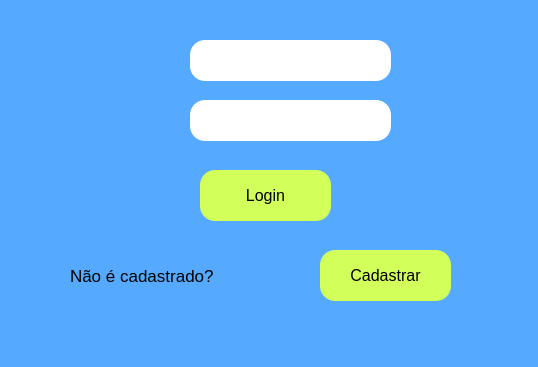
First picture: the form in tela_login.ui, repository ImpactPark/Cadastro_Produtos, before the edit.
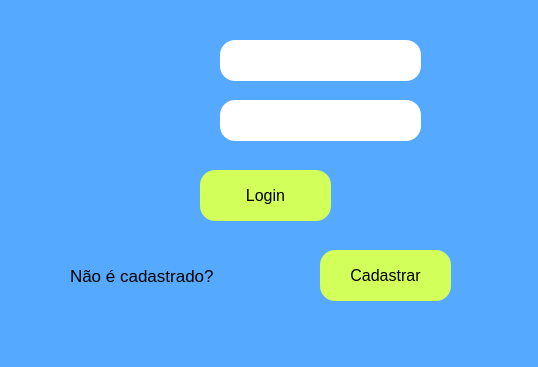
Second picture: the form after the edit.

Commit message: update_tela_login

The edit to the form file:
```diff
--- a/tela_login.ui
+++ b/tela_login.ui
@@ -20,7 +20,7 @@
    <widget class="QLineEdit" name="lineEdit">
     <property name="geometry">
      <rect>
-      <x>190</x>
+      <x>220</x>
       <y>40</y>
       <width>201</width>
       <height>41</height>
@@ -81,7 +81,7 @@
    <widget class="QLineEdit" name="lineEdit_2">
     <property name="geometry">
      <rect>
-      <x>190</x>
+      <x>220</x>
       <y>100</y>
       <width>201</width>
       <height>41</height>
```
The commit also changes 2 other files.
